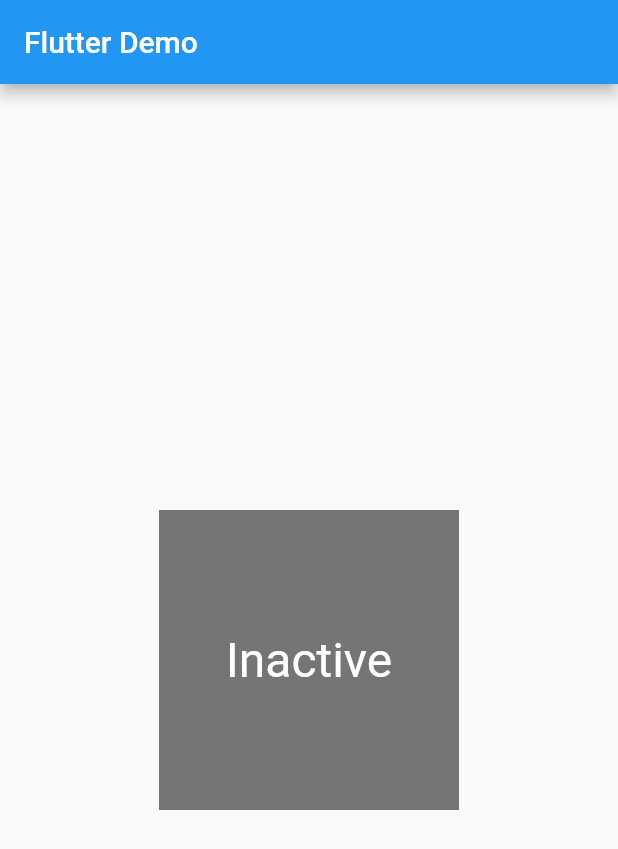
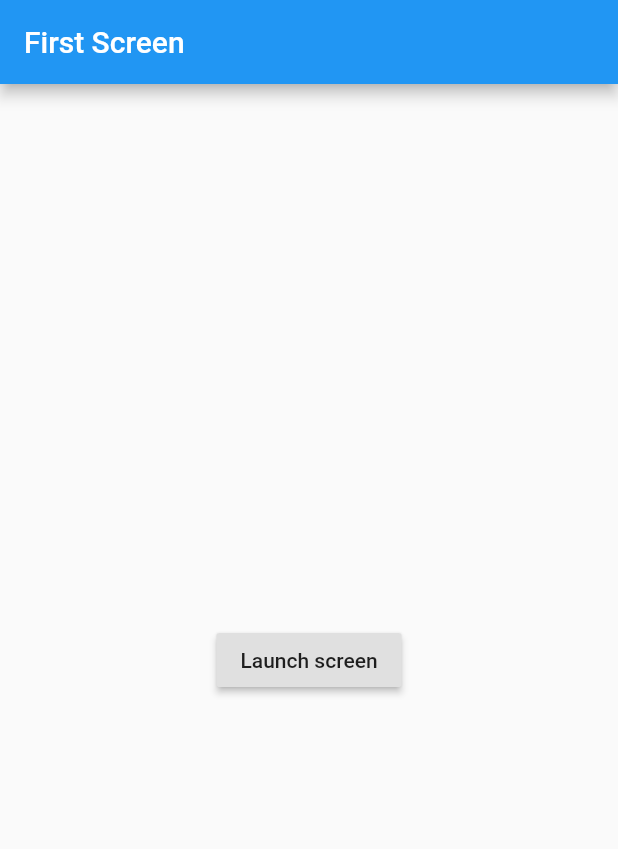
Before and after one commit to IdiotLeon/TutorialBuildingLayouts, a Flutter app: the screen it shows after launch, on a phone screen of 412 x 824 dp. Shown: the top 849 px of the screen. Run offline on Flutter 3.47's test engine with Material 2 defaults, Android fonts, the phone set to English and light mode, and no system bars.

Commit message:
demo: Navigating to a new screen and back

```diff
--- /dev/null
+++ b/lib/NavigationExample/FirstScreen.dart
@@ -0,0 +1,24 @@
+import 'package:flutter/material.dart';
+
+import 'SecondScreen.dart';
+
+class FirstScreen extends StatelessWidget {
+  @override
+  Widget build(BuildContext context) {
+    return Scaffold(
+        appBar: AppBar(
+          title: Text('First Screen'),
+        ),
+        body: Center(
+          child: RaisedButton(
+            child: Text('Launch screen'),
+            onPressed: () {
+              Navigator.push(
+                context,
+                MaterialPageRoute(builder: (context) => SecondScreen()),
+              );
+            },
+          ),
+        ));
+  }
+}
```
Also changed, not shown: lib/NavigationExample/SecondScreen.dart (added, +18 -0 lines), lib/main.dart (+11 -1 lines).
